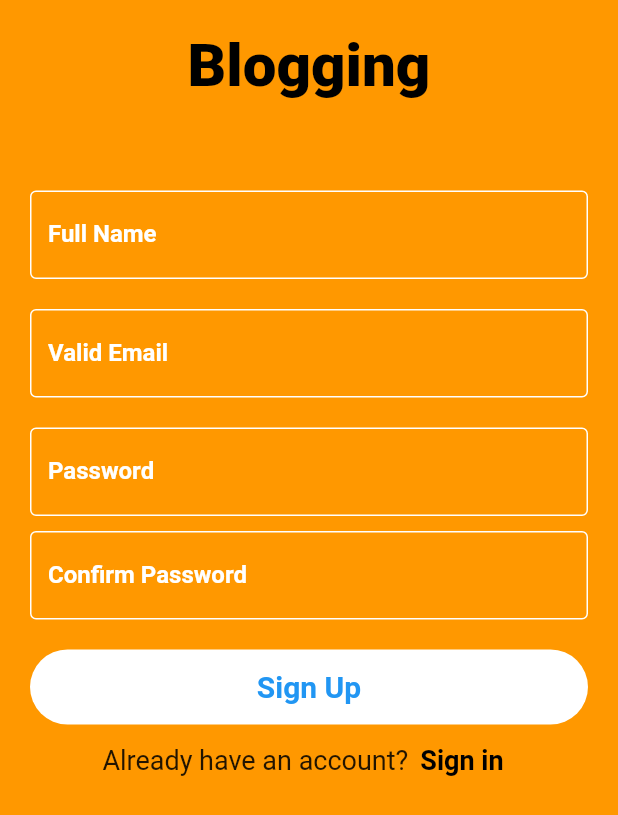
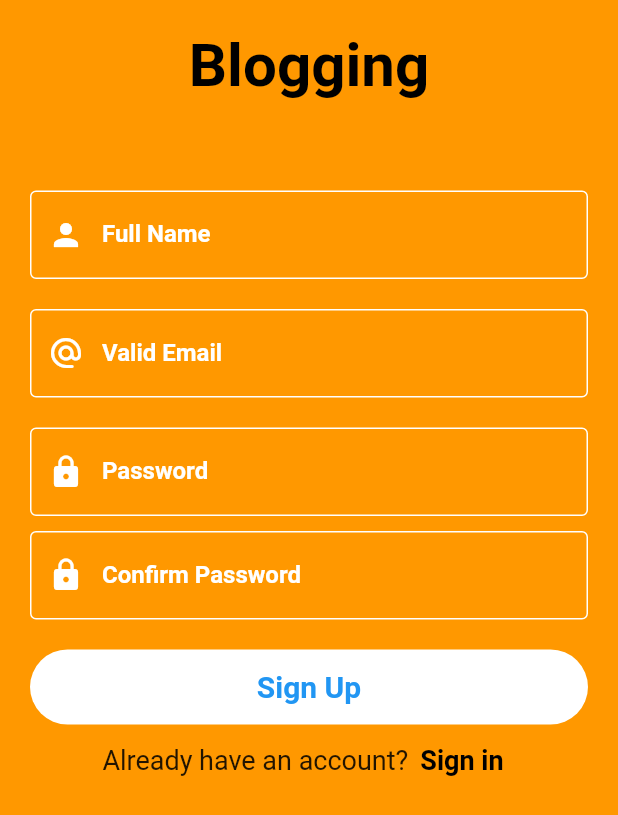
Before and after one commit to Naandalist/BloggingUI, a Flutter app: the screen it shows after launch, on a phone screen of 412 x 824 dp. Shown: the top 815 px of the screen. Run offline on Flutter 3.47's test engine with Material 2 defaults, Android fonts, the phone set to English and light mode, and no system bars.

Commit message:
Add Prefix Icon

```diff
--- a/lib/loginScreen.dart
+++ b/lib/loginScreen.dart
@@ -33,7 +33,7 @@ class _State extends State<LoginScreen> {
                       'Blogging',
                       style: TextStyle(
                           color: Colors.black,
-                          fontWeight: FontWeight.w900,
+                          fontWeight: FontWeight.bold,
                           fontSize: 40),
                     )),
                 Container(
@@ -43,6 +43,10 @@ class _State extends State<LoginScreen> {
                         color: Colors.white, fontWeight: FontWeight.bold),
                     controller: fullNameController,
                     decoration: InputDecoration(
+                      prefixIcon: Icon(
+                        Icons.person,
+                        color: Colors.white,
+                      ),
                       border: OutlineInputBorder(),
                       labelText: 'Full Name',
                       labelStyle: TextStyle(color: Colors.white),
@@ -64,6 +68,10 @@ class _State extends State<LoginScreen> {
                         color: Colors.white, fontWeight: FontWeight.bold),
                     controller: emailController,
                     decoration: InputDecoration(
+                      prefixIcon: Icon(
+                        Icons.alternate_email_rounded,
+                        color: Colors.white,
+                      ),
                       border: OutlineInputBorder(),
                       labelText: 'Valid Email',
                       labelStyle: TextStyle(color: Colors.white),
@@ -86,6 +94,10 @@ class _State extends State<LoginScreen> {
                     obscureText: true,
                     controller: passwordController,
                     decoration: InputDecoration(
+                        prefixIcon: Icon(
+                          Icons.lock,
+                          color: Colors.white,
+                        ),
                         border: OutlineInputBorder(),
                         labelText: 'Password',
                         labelStyle: TextStyle(color: Colors.white),
@@ -109,6 +121,10 @@ class _State extends State<LoginScreen> {
                     obscureText: true,
                     controller: confirmPasswordController,
                     decoration: InputDecoration(
+                      prefixIcon: Icon(
+                        Icons.lock,
+                        color: Colors.white,
+                      ),
                       border: OutlineInputBorder(),
                       labelText: 'Confirm Password',
                       labelStyle: TextStyle(color: Colors.white),
```
